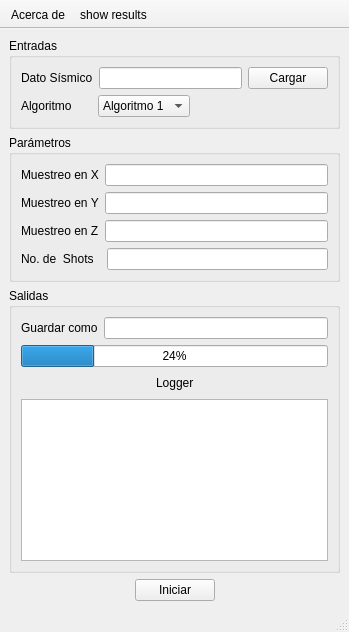
Above: gui/main.ui from hdspgroup/9836_seismic_project before the change. Below: the same form after it.
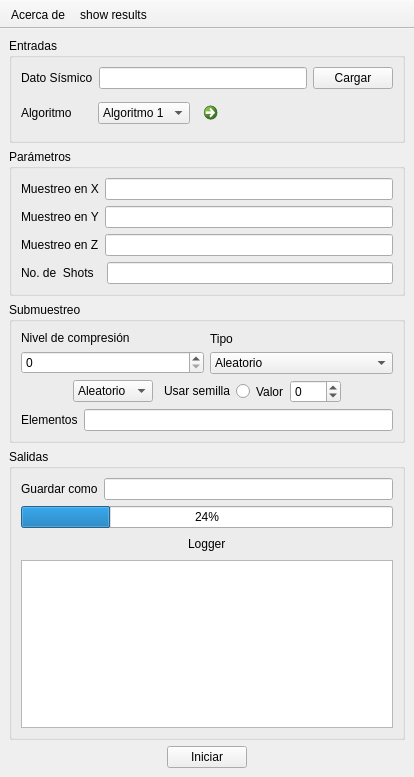
That is the form after the change. Icons and pictures are not drawn.

Diff of the .ui file:
```diff
--- a/gui/main.ui
+++ b/gui/main.ui
@@ -6,8 +6,8 @@
    <rect>
     <x>0</x>
     <y>0</y>
-    <width>349</width>
-    <height>632</height>
+    <width>414</width>
+    <height>777</height>
    </rect>
   </property>
   <property name="windowTitle">
@@ -79,6 +79,17 @@
            </item>
           </widget>
          </item>
+         <item>
+          <widget class="QCommandLinkButton" name="viewEquationQCommButton">
+           <property name="text">
+            <string/>
+           </property>
+           <property name="icon">
+            <iconset>
+             <normaloff>:/icons/view.png</normaloff>:/icons/view.png</iconset>
+           </property>
+          </widget>
+         </item>
          <item>
           <spacer name="horizontalSpacer_3">
            <property name="orientation">
@@ -165,6 +176,166 @@
       </layout>
      </widget>
     </item>
+    <item>
+     <widget class="QGroupBox" name="samplingGroupBox">
+      <property name="title">
+       <string>Submuestreo</string>
+      </property>
+      <layout class="QVBoxLayout" name="verticalLayout_6">
+       <item>
+        <layout class="QHBoxLayout" name="samplingHLayout">
+         <item>
+          <layout class="QVBoxLayout" name="compresVLayout">
+           <item>
+            <widget class="QLabel" name="compresLabel">
+             <property name="text">
+              <string>Nivel de compresión</string>
+             </property>
+            </widget>
+           </item>
+           <item>
+            <widget class="QSpinBox" name="compresSpinBox">
+             <property name="maximum">
+              <number>100</number>
+             </property>
+            </widget>
+           </item>
+          </layout>
+         </item>
+         <item>
+          <layout class="QVBoxLayout" name="sampTypeVLayout">
+           <property name="sizeConstraint">
+            <enum>QLayout::SetDefaultConstraint</enum>
+           </property>
+           <item>
+            <widget class="QLabel" name="sampTypeLabel">
+             <property name="text">
+              <string>Tipo</string>
+             </property>
+            </widget>
+           </item>
+           <item>
+            <widget class="QComboBox" name="sampTypeComboBox">
+             <item>
+              <property name="text">
+               <string>Aleatorio</string>
+              </property>
+             </item>
+             <item>
+              <property name="text">
+               <string>Uniforme</string>
+              </property>
+             </item>
+             <item>
+              <property name="text">
+               <string>Jitter</string>
+              </property>
+             </item>
+             <item>
+              <property name="text">
+               <string>Lista</string>
+              </property>
+             </item>
+            </widget>
+           </item>
+          </layout>
+         </item>
+        </layout>
+       </item>
+       <item>
+        <layout class="QHBoxLayout" name="seedHLayout">
+         <item>
+          <spacer name="seedHSpacer1">
+           <property name="orientation">
+            <enum>Qt::Horizontal</enum>
+           </property>
+           <property name="sizeHint" stdset="0">
+            <size>
+             <width>40</width>
+             <height>20</height>
+            </size>
+           </property>
+          </spacer>
+         </item>
+         <item>
+          <widget class="QComboBox" name="jitterComboBox">
+           <item>
+            <property name="text">
+             <string>Aleatorio</string>
+            </property>
+           </item>
+           <item>
+            <property name="text">
+             <string>Uniforme</string>
+            </property>
+           </item>
+          </widget>
+         </item>
+         <item>
+          <widget class="QRadioButton" name="seedRadioButton">
+           <property name="layoutDirection">
+            <enum>Qt::RightToLeft</enum>
+           </property>
+           <property name="text">
+            <string>Usar semilla</string>
+           </property>
+          </widget>
+         </item>
+         <item>
+          <widget class="QLabel" name="seedLabel">
+           <property name="text">
+            <string>Valor</string>
+           </property>
+          </widget>
+         </item>
+         <item>
+          <widget class="QSpinBox" name="seedSpinBox">
+           <property name="suffix">
+            <string/>
+           </property>
+           <property name="prefix">
+            <string/>
+           </property>
+           <property name="minimum">
+            <number>-999</number>
+           </property>
+           <property name="maximum">
+            <number>999</number>
+           </property>
+          </widget>
+         </item>
+         <item>
+          <spacer name="seedHSpacer2">
+           <property name="orientation">
+            <enum>Qt::Horizontal</enum>
+           </property>
+           <property name="sizeHint" stdset="0">
+            <size>
+             <width>40</width>
+             <height>20</height>
+            </size>
+           </property>
+          </spacer>
+         </item>
+        </layout>
+       </item>
+       <item>
+        <layout class="QHBoxLayout" name="elementHLayout">
+         <item>
+          <widget class="QLabel" name="elementLabel">
+           <property name="text">
+            <string>Elementos</string>
+           </property>
+          </widget>
+         </item>
+         <item>
+          <widget class="QLineEdit" name="elementLineEdit"/>
+         </item>
+        </layout>
+       </item>
+      </layout>
+     </widget>
+    </item>
     <item>
      <widget class="QGroupBox" name="groupBox_3">
       <property name="title">
@@ -278,7 +449,6 @@
     </item>
    </layout>
   </widget>
-  <widget class="QStatusBar" name="statusbar"/>
   <widget class="QToolBar" name="toolBar">
    <property name="enabled">
     <bool>true</bool>
```
Left out of the diff: 8 changed lines with no effect on the pictures.
